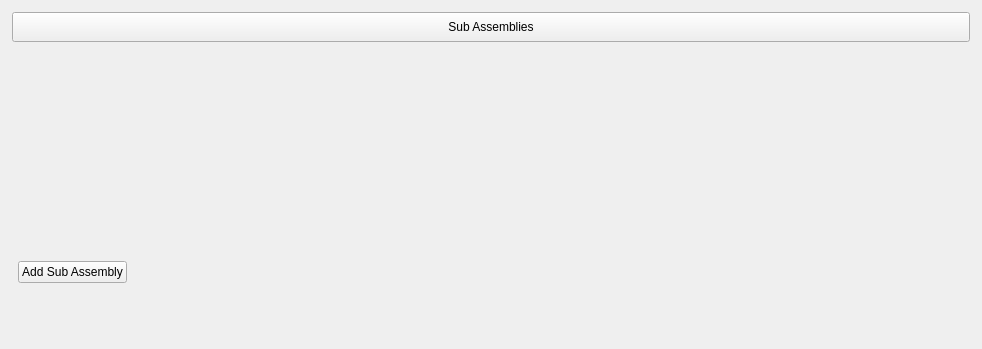
Qt form ui/widgets/assembly_widget.ui (TheCodingJsoftware/Invigo) before a commit; both pictures show x 0 to 982 and y 223 to 572 of the 982 by 725 pixel window.
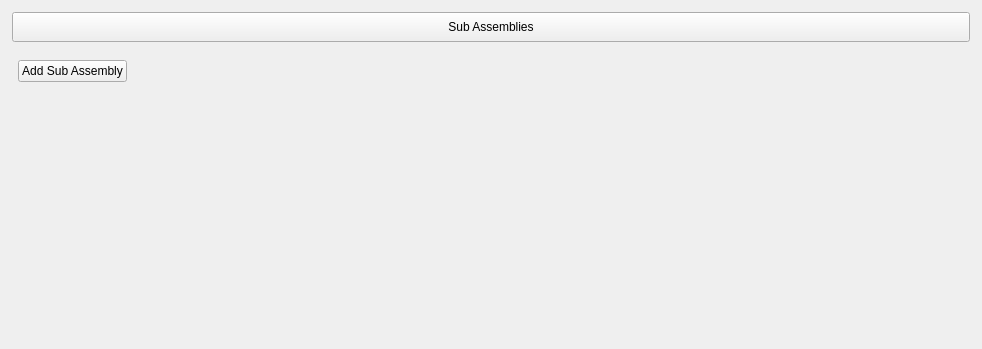
The same form after that commit.

What changed in the file:
```diff
--- a/ui/widgets/assembly_widget.ui
+++ b/ui/widgets/assembly_widget.ui
@@ -443,7 +443,7 @@
               </layout>
              </item>
              <item>
-              <layout class="QHBoxLayout" name="horizontalLayout_5">
+              <layout class="QFormLayout" name="formLayout">
                <property name="leftMargin">
                 <number>6</number>
                </property>
@@ -456,7 +456,7 @@
                <property name="bottomMargin">
                 <number>6</number>
                </property>
-               <item>
+               <item row="0" column="0">
                 <widget class="QPushButton" name="add_sub_assembly_button">
                  <property name="sizePolicy">
                   <sizepolicy hsizetype="Fixed" vsizetype="Fixed">
@@ -469,19 +469,6 @@
                  </property>
                 </widget>
                </item>
-               <item>
-                <spacer name="horizontalSpacer_4">
-                 <property name="orientation">
-                  <enum>Qt::Horizontal</enum>
-                 </property>
-                 <property name="sizeHint" stdset="0">
-                  <size>
-                   <width>40</width>
-                   <height>20</height>
-                  </size>
-                 </property>
-                </spacer>
-               </item>
               </layout>
              </item>
             </layout>
```
Left out of the diff: 8 changed lines with no effect on the pictures.
